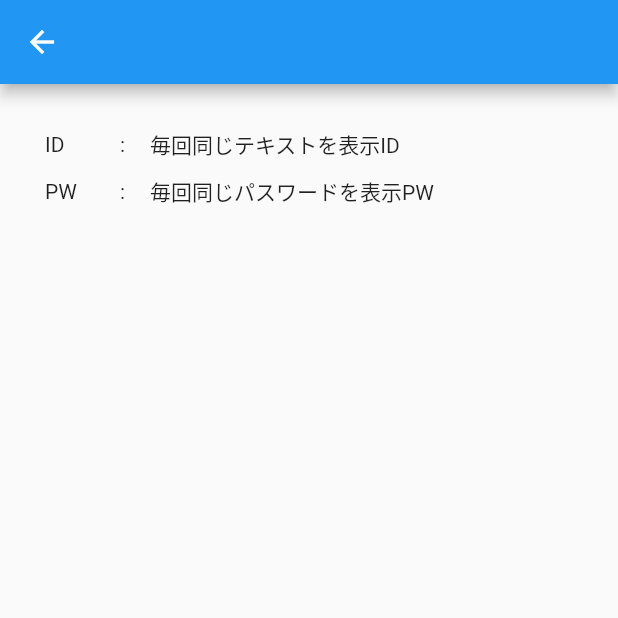
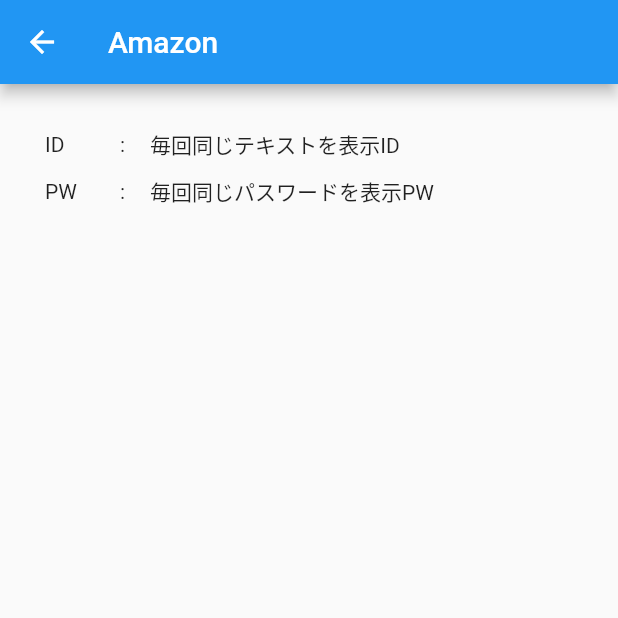
Before and after one commit to nokunoku1234/password_post_curriculum, a Flutter app: the screen it shows after launch, after a tap on "Amazon", on a phone screen of 412 x 824 dp, the top half of it. Run offline on Flutter 3.47's test engine with Material 2 defaults, Android fonts, the phone set to English and light mode, and no system bars.

Commit message:
新しい画面にリストのタイトル情報を引き継ぐ

```diff
--- a/lib/main.dart
+++ b/lib/main.dart
@@ -43,7 +43,7 @@ class _MyHomePageState extends State<MyHomePage> {
                   title: Text(titleList[i]),
                   leading: Icon(Icons.vpn_key),
                   onTap: () {
-                    Navigator.push(context, MaterialPageRoute(builder: (context) => NextPage()));
+                    Navigator.push(context, MaterialPageRoute(builder: (context) => NextPage(titleList[i])));
                   },
                 ),
                 Divider(),
@@ -65,6 +65,3 @@ class _MyHomePageState extends State<MyHomePage> {
     );
   }
 }
-
-
-//todo 新しい画面にリストからデータを引き継ぐ
--- a/lib/next_page.dart
+++ b/lib/next_page.dart
@@ -1,15 +1,22 @@
 import 'package:flutter/material.dart';
 
 class NextPage extends StatefulWidget {
+
+  final String title;
+  NextPage(this.title);
+
   @override
   _NextPageState createState() => _NextPageState();
 }
 
 class _NextPageState extends State<NextPage> {
+
   @override
   Widget build(BuildContext context) {
     return Scaffold(
-      appBar: AppBar(),
+      appBar: AppBar(
+        title: Text(widget.title),
+      ),
       body: Padding(
         padding: const EdgeInsets.all(30.0),
         child: Column(
```
